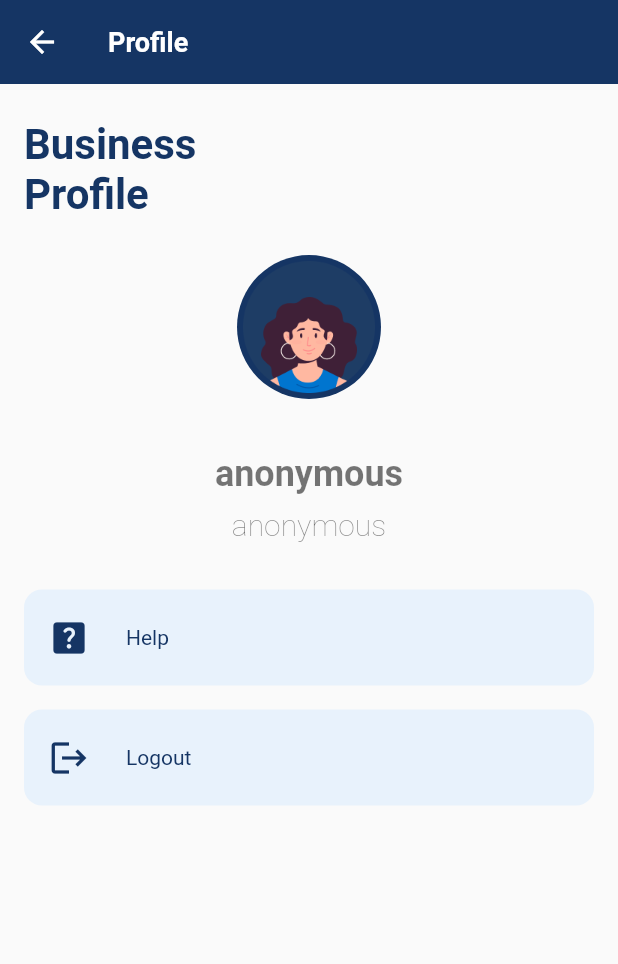
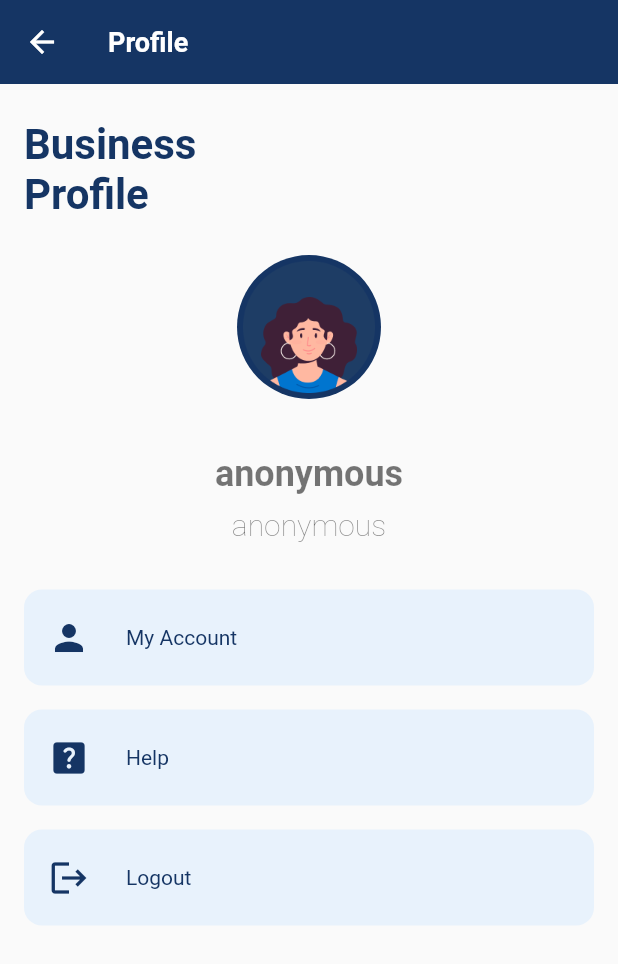
Before and after one commit to owidi-001/dexter-frontend, a Flutter app: the Profile screen opened directly, on a phone screen of 412 x 824 dp. Shown: the top 964 px of the screen. Run offline on Flutter 3.47's test engine with Material 2 defaults, Android fonts, the phone set to English and light mode, and no system bars; our stand-ins replace dio, equatable, image_picker, shared_preferences, webview_flutter; missing offline and left inert: circular_bottom_navigation, flutter_dialogs, flutter_masonry_view; accounts and stored records are empty; network calls fail; Roboto replaces fonts that are missing (Playfair).

```diff
--- a/lib/screens/profile/profile.dart
+++ b/lib/screens/profile/profile.dart
@@ -115,38 +115,38 @@ class Profile extends StatelessWidget {
               const SizedBox(
                 height: 24,
               ),
-              // InkWell(
-              //   onTap: () => Navigator.push(
-              //       context,
-              //       MaterialPageRoute(
-              //           builder: ((context) => const AllProducts()))),
-              //   child: Container(
-              //     margin: const EdgeInsets.symmetric(vertical: 8.0),
-              //     padding: const EdgeInsets.symmetric(
-              //         vertical: 18.0, horizontal: 16.0),
-              //     decoration: BoxDecoration(
-              //         color: AppTheme.gradient,
-              //         borderRadius: BorderRadius.circular(12)),
-              //     child: Row(
-              //       mainAxisAlignment: MainAxisAlignment.start,
-              //       crossAxisAlignment: CrossAxisAlignment.center,
-              //       children: const [
-              //         Icon(
-              //           Icons.person,
-              //           color: AppTheme.primary,
-              //           size: 28,
-              //         ),
-              //         SizedBox(
-              //           width: 24,
-              //         ),
-              //         Text(
-              //           "My Account",
-              //           style: TextStyle(color: AppTheme.primary),
-              //         )
-              //       ],
-              //     ),
-              //   ),
-              // ),
+              InkWell(
+                onTap: () => Navigator.push(
+                    context,
+                    MaterialPageRoute(
+                        builder: ((context) => const AllProducts()))),
+                child: Container(
+                  margin: const EdgeInsets.symmetric(vertical: 8.0),
+                  padding: const EdgeInsets.symmetric(
+                      vertical: 18.0, horizontal: 16.0),
+                  decoration: BoxDecoration(
+                      color: AppTheme.gradient,
+                      borderRadius: BorderRadius.circular(12)),
+                  child: Row(
+                    mainAxisAlignment: MainAxisAlignment.start,
+                    crossAxisAlignment: CrossAxisAlignment.center,
+                    children: const [
+                      Icon(
+                        Icons.person,
+                        color: AppTheme.primary,
+                        size: 28,
+                      ),
+                      SizedBox(
+                        width: 24,
+                      ),
+                      Text(
+                        "My Account",
+                        style: TextStyle(color: AppTheme.primary),
+                      )
+                    ],
+                  ),
+                ),
+              ),
               user.isStaff
                   ? InkWell(
                       onTap: () => Navigator.push(
@@ -322,6 +322,9 @@ class Profile extends StatelessWidget {
                   ),
                 ),
               ),
+              const SizedBox(
+                height: 32,
+              ),
             ],
           ),
         ),
--- a/lib/widgets/cart_item_widget.dart
+++ b/lib/widgets/cart_item_widget.dart
@@ -4,6 +4,7 @@ import 'package:dexter/models/cart_model.dart';
 import 'package:dexter/providers/cart_provider.dart';
 import 'package:dexter/theme/theme.dart';
 import 'package:dexter/widgets/build_counter_widget.dart';
+import 'package:dexter/widgets/show_message_widget.dart';
 import 'package:flutter/material.dart';
 import 'package:provider/provider.dart';
 
@@ -78,7 +79,13 @@ class CartItemWidget extends StatelessWidget {
                     buildOutlineButton(
                         icon: Icons.add,
                         press: () {
-                          cartProvider.updateCart(item, item.quantity + 1);
+                          if (item.quantity < item.product.quantity) {
+                            cartProvider.updateCart(item, item.quantity + 1);
+                          } else {
+                            ScaffoldMessenger.of(context).showSnackBar(
+                                snackMessage(true,
+                                    "Maximum available quantity reached!"));
+                          }
                         }),
                   ],
                 )
```
